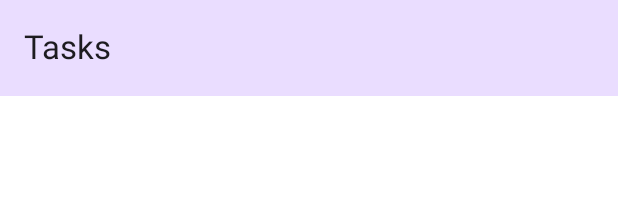
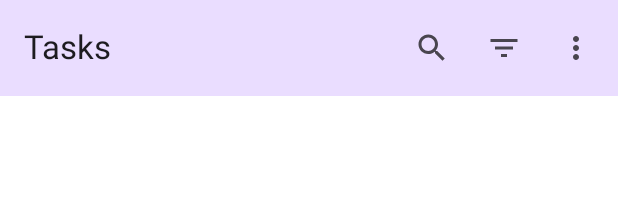
Before and after one commit to TanveerIM/ToDo_Compose, an Android app built with Jetpack Compose: the @Preview function DefaultAppBarPreview, on a phone screen of 412 x 824 dp. Shown: the top 224 px of the screen. Run offline under Robolectric (Android 15) with nearby library versions, the phone set to English and light mode, and no system bars.

Commit message:
List screen - List App Bar Actions

```diff
--- a/app/src/main/java/com/example/todo_jetpack/navigation/destinations/ListComposable.kt
+++ b/app/src/main/java/com/example/todo_jetpack/navigation/destinations/ListComposable.kt
@@ -8,7 +8,7 @@ import com.example.todo_jetpack.ui.screens.list.ListScreen
 import com.example.todo_jetpack.util.Constants
 
 fun NavGraphBuilder.listComposable(
-    navigateToTaskScreen: (Int) -> Unit
+    navigateToTaskScreen: (taskId: Int) -> Unit
 ) {
     composable(
         route = Constants.LIST_SCREEN,
--- a/app/src/main/java/com/example/todo_jetpack/ui/screens/list/ListAppBar.kt
+++ b/app/src/main/java/com/example/todo_jetpack/ui/screens/list/ListAppBar.kt
@@ -1,21 +1,47 @@
 package com.example.todo_jetpack.ui.screens.list
 
+import androidx.compose.foundation.layout.padding
+import androidx.compose.material.icons.Icons
+import androidx.compose.material.icons.filled.Search
+import androidx.compose.material3.DropdownMenu
+import androidx.compose.material3.DropdownMenuItem
 import androidx.compose.material3.ExperimentalMaterial3Api
+import androidx.compose.material3.Icon
+import androidx.compose.material3.IconButton
 import androidx.compose.material3.MaterialTheme
 import androidx.compose.material3.Text
 import androidx.compose.material3.TopAppBar
 import androidx.compose.material3.TopAppBarDefaults
 import androidx.compose.runtime.Composable
+import androidx.compose.runtime.getValue
+import androidx.compose.runtime.mutableStateOf
+import androidx.compose.runtime.remember
+import androidx.compose.runtime.setValue
+import androidx.compose.ui.Modifier
+import androidx.compose.ui.res.painterResource
+import androidx.compose.ui.res.stringResource
 import androidx.compose.ui.tooling.preview.Preview
+import com.example.todo_jetpack.R
+import com.example.todo_jetpack.components.PriorityItem
+import com.example.todo_jetpack.data.models.Priority
+import com.example.todo_jetpack.ui.theme.LARGE_PADDING
 
 @Composable
 fun ListAppBar() {
-    DefaultListAppBar()
+    DefaultListAppBar(
+        onSearchClicked = {},
+        onSortClicked = {},
+        onDeleteClicked = {}
+    )
 }
 
 @OptIn(ExperimentalMaterial3Api::class)
 @Composable
-fun DefaultListAppBar() {
+fun DefaultListAppBar(
+    onSearchClicked: () -> Unit,
+    onSortClicked: (Priority) -> Unit,
+    onDeleteClicked: () -> Unit
+) {
     TopAppBar(
         colors = TopAppBarDefaults.centerAlignedTopAppBarColors(
             containerColor = MaterialTheme.colorScheme.primaryContainer
@@ -23,11 +49,104 @@ fun DefaultListAppBar() {
         title = {
             Text(text = "Tasks")
         },
+        actions = {
+            ListAppBarActions(
+                onSearchClicked = onSearchClicked,
+                onSortClicked = onSortClicked,
+                onDeleteClicked = onDeleteClicked
+            )
+        }
     )
+}
+
+@Composable
+fun ListAppBarActions(
+    onSearchClicked: () -> Unit,
+    onSortClicked: (Priority) -> Unit,
+    onDeleteClicked: () -> Unit
+) {
+    SearchAction(onSearchClicked = onSearchClicked)
+    SortAction(onSortClicked = onSortClicked)
+    DeleteAllAction(onDeleteClicked = onDeleteClicked)
+}
+
+@Composable
+fun SearchAction(
+    onSearchClicked: () -> Unit
+) {
+    IconButton(onClick = { onSearchClicked() }) {
+        Icon(
+            imageVector = Icons.Filled.Search,
+            contentDescription = stringResource(R.string.search_tasks)
+        )
+    }
+}
+
+@Composable
+fun SortAction(
+    onSortClicked: (Priority) -> Unit
+) {
+    var expanded by remember { mutableStateOf(false) }
+
+    IconButton(onClick = { expanded = true }) {
+        Icon(
+            painter = painterResource(id = R.drawable.ic_filter_list),
+            contentDescription = stringResource(R.string.sort_tasks)
+        )
+        DropdownMenu(expanded = expanded, onDismissRequest = { expanded = false }) {
+            DropdownMenuItem(text = { PriorityItem(priority = Priority.LOW) }, onClick = {
+                    expanded = false
+                    onSortClicked(Priority.LOW)
+                })
+            DropdownMenuItem(text = { PriorityItem(priority = Priority.MEDIUM) }, onClick = {
+                expanded = false
+                onSortClicked(Priority.MEDIUM)
+            })
+            DropdownMenuItem(text = { PriorityItem(priority = Priority.HIGH) }, onClick = {
+                expanded = false
+                onSortClicked(Priority.HIGH)
+            })
+            DropdownMenuItem(text = { PriorityItem(priority = Priority.NONE) }, onClick = {
+                expanded = false
+                onSortClicked(Priority.NONE)
+            })
+
+        }
+    }
+}
+
+@Composable
+fun DeleteAllAction(
+    onDeleteClicked: () -> Unit
+) {
+    var expanded by remember { mutableStateOf(false) }
+
+    IconButton(onClick = { expanded = true }) {
+        Icon(
+            painter = painterResource(id = R.drawable.ic_vertical_menu),
+            contentDescription = stringResource(R.string.delete_all)
+        )
+        DropdownMenu(expanded = expanded, onDismissRequest = { expanded = false }) {
+            DropdownMenuItem(text = {
+                    Text(
+                        modifier = Modifier.padding(start = LARGE_PADDING),
+                        text = stringResource(R.string.delete_all),
+                        style = MaterialTheme.typography.bodyLarge
+                    )
+                }, onClick = {
+                    onDeleteClicked()
+                    expanded = false
+                })
+        }
+    }
 }
 
 @Composable
 @Preview
 private fun DefaultAppBarPreview() {
-    DefaultListAppBar()
+    DefaultListAppBar(
+        onSearchClicked = {},
+        onSortClicked = {},
+        onDeleteClicked = {}
+    )
 }
--- a/app/src/main/java/com/example/todo_jetpack/ui/screens/list/ListScreen.kt
+++ b/app/src/main/java/com/example/todo_jetpack/ui/screens/list/ListScreen.kt
@@ -14,7 +14,7 @@ import com.example.todo_jetpack.R
 @OptIn(ExperimentalMaterial3Api::class)
 @Composable
 fun ListScreen(
-    navigateToTaskScreen: (Int) -> Unit
+    navigateToTaskScreen: (taskId: Int) -> Unit
 ) {
     Scaffold(
         topBar = {
@@ -29,7 +29,7 @@ fun ListScreen(
 
 @Composable
 fun ListFab(
-    onFabClicked: (Int) -> Unit
+    onFabClicked: (taskId: Int) -> Unit
 ) {
     FloatingActionButton(onClick = {
         onFabClicked(-1)
--- /dev/null
+++ b/app/src/main/res/drawable/ic_filter_list.xml
@@ -0,0 +1,5 @@
+<vector android:height="24dp" android:tint="#000000"
+    android:viewportHeight="24" android:viewportWidth="24"
+    android:width="24dp" xmlns:android="http://schemas.android.com/apk/res/android">
+    <path android:fillColor="@android:color/white" android:pathData="M10,18h4v-2h-4v2zM3,6v2h18L21,6L3,6zM6,13h12v-2L6,11v2z"/>
+</vector>
--- /dev/null
+++ b/app/src/main/res/drawable/ic_vertical_menu.xml
@@ -0,0 +1,5 @@
+<vector android:height="24dp" android:tint="#000000"
+    android:viewportHeight="24" android:viewportWidth="24"
+    android:width="24dp" xmlns:android="http://schemas.android.com/apk/res/android">
+    <path android:fillColor="@android:color/white" android:pathData="M12,8c1.1,0 2,-0.9 2,-2s-0.9,-2 -2,-2 -2,0.9 -2,2 0.9,2 2,2zM12,10c-1.1,0 -2,0.9 -2,2s0.9,2 2,2 2,-0.9 2,-2 -0.9,-2 -2,-2zM12,16c-1.1,0 -2,0.9 -2,2s0.9,2 2,2 2,-0.9 2,-2 -0.9,-2 -2,-2z"/>
+</vector>
--- a/app/src/main/res/values/strings.xml
+++ b/app/src/main/res/values/strings.xml
@@ -1,4 +1,7 @@
 <resources>
     <string name="app_name">ToDo_Jetpack</string>
     <string name="add_button">Add Button</string>
+    <string name="search_tasks">Search Tasks</string>
+    <string name="sort_tasks">Sort Tasks</string>
+    <string name="delete_all">Delete All</string>
 </resources>
```
Also changed, not shown: app/src/main/java/com/example/todo_jetpack/components/PriorityItem.kt (added, +42 -0 lines), app/src/main/java/com/example/todo_jetpack/ui/theme/Dimentions.kt (added, +9 -0 lines).
